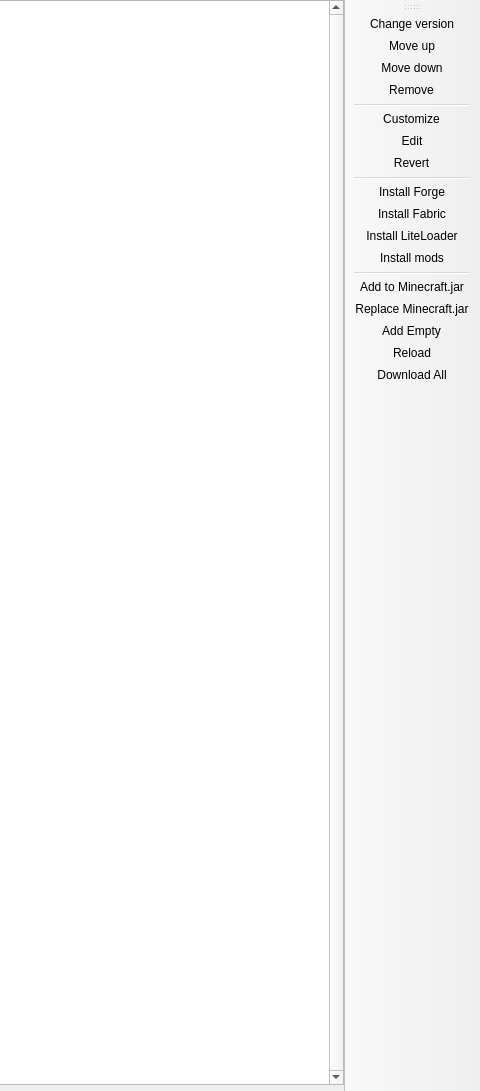
FreesmTeam/FreesmLauncher, file application/pages/instance/VersionPage.ui: the form before one commit; both pictures show x 481 to 961 and y 0 to 1091 of the 961 by 1091 pixel window.
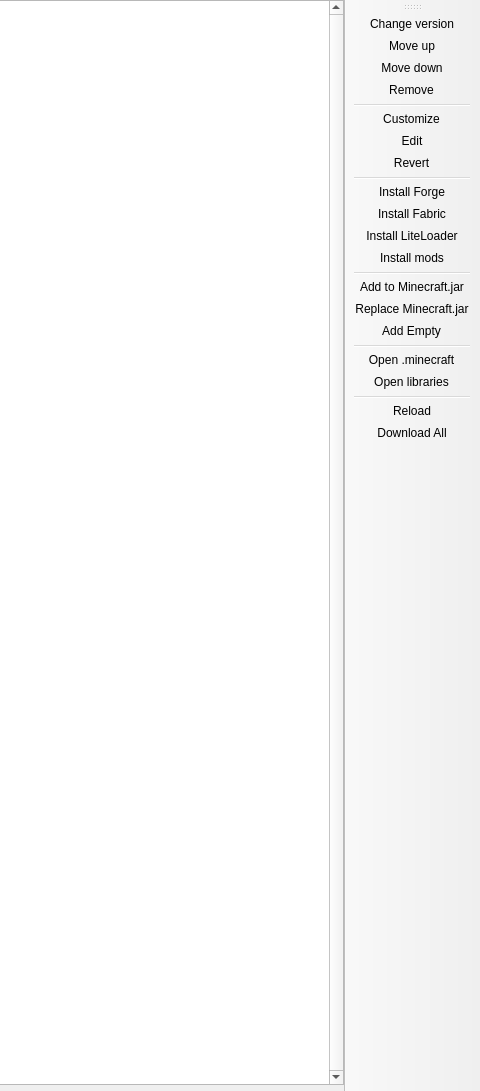
The form after the commit. Custom widgets are drawn as their Qt base class.

Commit message: GH-2832 add .minecraft and libraries buttons to version page

Diff of the .ui file:
```diff
--- a/application/pages/instance/VersionPage.ui
+++ b/application/pages/instance/VersionPage.ui
@@ -95,6 +95,10 @@
    <addaction name="actionAdd_to_Minecraft_jar"/>
    <addaction name="actionReplace_Minecraft_jar"/>
    <addaction name="actionAdd_Empty"/>
+   <addaction name="separator"/>
+   <addaction name="actionMinecraftFolder"/>
+   <addaction name="actionLibrariesFolder"/>
+   <addaction name="separator"/>
    <addaction name="actionReload"/>
    <addaction name="actionDownload_All"/>
   </widget>
@@ -223,6 +227,22 @@
     <string>Download the files needed to launch the instance now.</string>
    </property>
   </action>
+  <action name="actionMinecraftFolder">
+   <property name="text">
+    <string>Open .minecraft</string>
+   </property>
+   <property name="toolTip">
+    <string>Open the instance's .minecraft folder.</string>
+   </property>
+  </action>
+  <action name="actionLibrariesFolder">
+   <property name="text">
+    <string>Open libraries</string>
+   </property>
+   <property name="toolTip">
+    <string>Open the instance's local libraries folder.</string>
+   </property>
+  </action>
  </widget>
  <customwidgets>
   <customwidget>
```
The commit also changes 2 other files.
